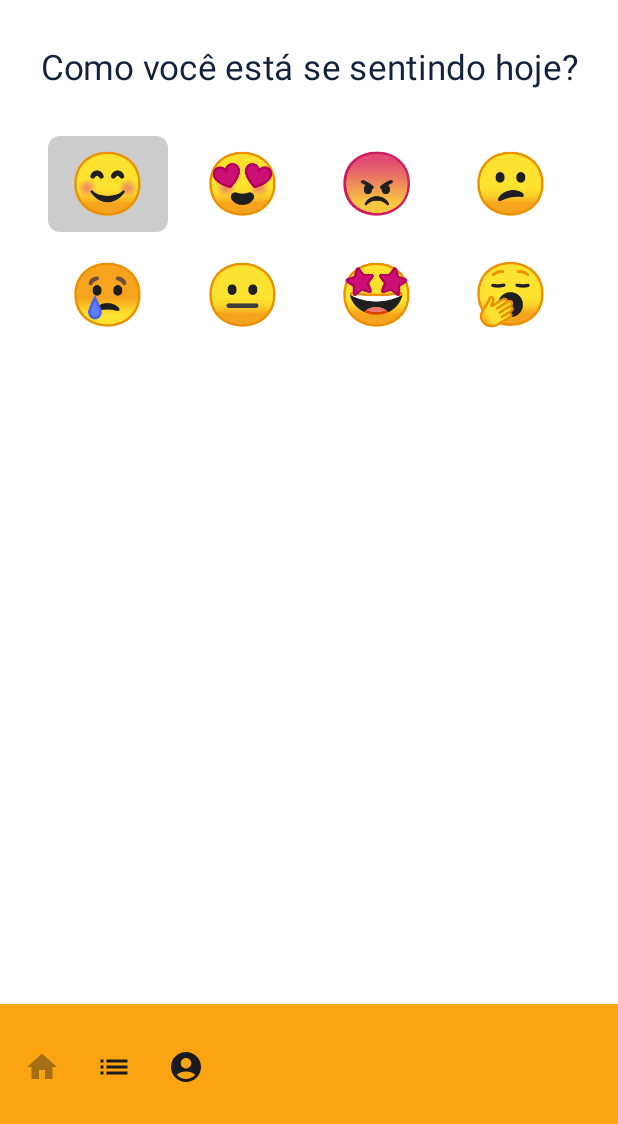
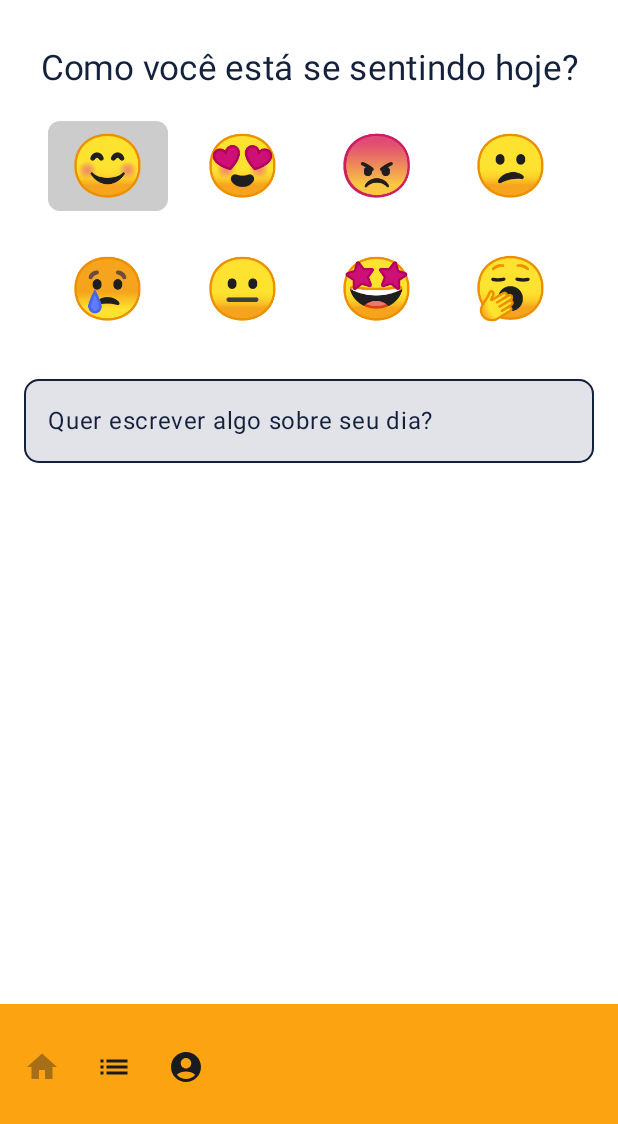
Before and after one commit to SouLuigi/MoodLog, an Android app built with Jetpack Compose: the screen it shows after launch (MainActivity), after a tap on an icon or button, on a phone screen of 412 x 824 dp, the part 112-1236 px from its top. Run offline under Robolectric (Android 15) with nearby library versions, the phone set to English and light mode, and no system bars.

Commit message:
TextBox implementado

```diff
--- a/app/src/main/java/com/example/moodlog/components/EmojiGrid.kt
+++ b/app/src/main/java/com/example/moodlog/components/EmojiGrid.kt
@@ -28,6 +28,7 @@ import com.example.moodlog.ui.theme.White_My
 
 @Composable
 fun EmojiGrid(
+    modifier: Modifier,
     emojis: List<MoodType>,
     onEmojiSelect: (MoodType) -> Unit,
     selectedEmoji: MoodType?
@@ -37,7 +38,7 @@ fun EmojiGrid(
         columns = GridCells.Fixed(4),
         contentPadding = PaddingValues(horizontal = 16.dp),
         modifier = Modifier
-            .padding(16.dp)
+            .padding(16.dp, 0.dp, 16.dp, 16.dp)
             .fillMaxWidth()
             .background(White_My,RoundedCornerShape(12.dp)),
         horizontalArrangement = Arrangement.spacedBy(10.dp),
@@ -46,7 +47,8 @@ fun EmojiGrid(
             items(emojis) { emoji ->
             Box(
                 modifier = Modifier
-                    .size(64.dp)
+                    .padding(0.dp, 6.dp, 0.dp, 6.dp)
+                    .size(width = 60.dp, height = 60.dp)
                     .clickable { onEmojiSelect(emoji) }
                     .background(
                         if (emoji == selectedEmoji) Color.LightGray else Color.Transparent,
--- a/app/src/main/java/com/example/moodlog/components/TextBox.kt
+++ b/app/src/main/java/com/example/moodlog/components/TextBox.kt
@@ -1,8 +1,10 @@
 package com.example.moodlog.components
 
+import androidx.compose.foundation.layout.fillMaxWidth
 import androidx.compose.foundation.text.KeyboardOptions
 import androidx.compose.material3.OutlinedTextField
 import androidx.compose.material3.Text
+import androidx.compose.material3.TextFieldColors
 import androidx.compose.material3.TextFieldDefaults
 import androidx.compose.runtime.Composable
 import androidx.compose.ui.Modifier
@@ -11,6 +13,7 @@ import androidx.compose.ui.text.input.KeyboardType
 import androidx.compose.ui.tooling.preview.Preview
 import com.example.moodlog.ui.theme.Blue_My
 import com.example.moodlog.ui.theme.ShapeTextBox
+import com.example.moodlog.ui.theme.White_My
 import com.example.moodlog.ui.theme.Yellow_My
 
 
@@ -28,30 +31,34 @@ fun TextBox(
         onValueChange,
         modifier,
         label = {
-            Text( text = label)
+            Text( text = label,)
         },
         maxLines = maxLines,
         colors = TextFieldDefaults.colors(
-            focusedTextColor = Blue_My,
-            disabledTextColor = Color.LightGray,
             cursorColor = Yellow_My,
+            unfocusedLabelColor = Blue_My,
             focusedLabelColor = Yellow_My,
+            focusedContainerColor = White_My,
+            unfocusedIndicatorColor = Blue_My,
+            focusedIndicatorColor = Yellow_My
+
             ),
+
         shape = ShapeTextBox.small,
         keyboardOptions = KeyboardOptions(
             keyboardType = keyboardType
         )
         )
 }
-//@Composable
-//@Preview
-//fun TextBoxPreview(){
-//    TextBox(
-//        value = "Luigi",
-//        onValueChange = {},
-//        modifier = Modifier.fillMaxWidth(),
-//        label = "Descrição",
-//        maxLines = 5,
-//        keyboardType =
-//    )
-//}
+@Composable
+@Preview
+fun TextBoxPreview(){
+    TextBox(
+        value = "Luigi",
+        onValueChange = {},
+        modifier = Modifier.fillMaxWidth(),
+        label = "Descrição",
+        maxLines = 5,
+        keyboardType = KeyboardType.Text,
+    )
+}
--- a/app/src/main/java/com/example/moodlog/view/MoodScreen.kt
+++ b/app/src/main/java/com/example/moodlog/view/MoodScreen.kt
@@ -14,6 +14,7 @@ import androidx.compose.runtime.mutableStateOf
 import androidx.compose.runtime.remember
 import androidx.compose.runtime.setValue
 import androidx.compose.ui.Modifier
+import androidx.compose.ui.text.input.KeyboardType
 import androidx.compose.ui.text.style.TextAlign
 import androidx.compose.ui.tooling.preview.Preview
 import androidx.compose.ui.unit.dp
@@ -36,13 +37,17 @@ fun MoodScreen(
     navController: NavController
 
 ) {
+    var selectedEmoji by remember { mutableStateOf<MoodType?>(null) }
+    var descriptionBox by remember { mutableStateOf("") }
+
     Column(
         modifier = Modifier
             .fillMaxWidth()
             .fillMaxHeight()
             .background(White_My)
 
-        ) {
+    )
+    {
         Text(
             modifier = Modifier
                 .fillMaxWidth()
@@ -61,7 +66,6 @@ fun MoodScreen(
             color = Blue_My,
             fontSize = 23.sp,
         )
-            var selectedEmoji by remember { mutableStateOf<MoodType?>(null) }
         EmojiGrid(
             emojis = listOf(
                 MoodType.HAPPY,
@@ -74,24 +78,27 @@ fun MoodScreen(
                 MoodType.TIRED
             ),
             selectedEmoji = selectedEmoji,
-                onEmojiSelect = {emoji ->
+            onEmojiSelect = { emoji ->
                 selectedEmoji = emoji
             },
-
+            modifier = Modifier
         )
-//            TextBox(
-//                value = TODO(),
-//                onValueChange = TODO(),
-//                modifier = Modifier.fillMaxWidth(),
-//                label = TODO(),
-//                maxLines = TODO(),
-//                keyboardType = TODO()
-//            )
+        TextBox(
+            value = descriptionBox,
+            onValueChange = { descriptionBox = it },
+            modifier = Modifier
+                .fillMaxWidth()
+                .padding(16.dp, 0.dp, 16.dp, 16.dp),
+            label = "Quer escrever algo sobre seu dia?",
+            maxLines = 5,
+            keyboardType = KeyboardType.Text,
+        )
     }
 }
+
 @Composable
 @Preview
-fun MoodScreenView(){
+fun MoodScreenView() {
     val navController = rememberNavController()
-    MoodScreen(navController =navController)
+    MoodScreen(navController = navController)
 }
```
Lines whose indentation alone changed are shown as unchanged.
